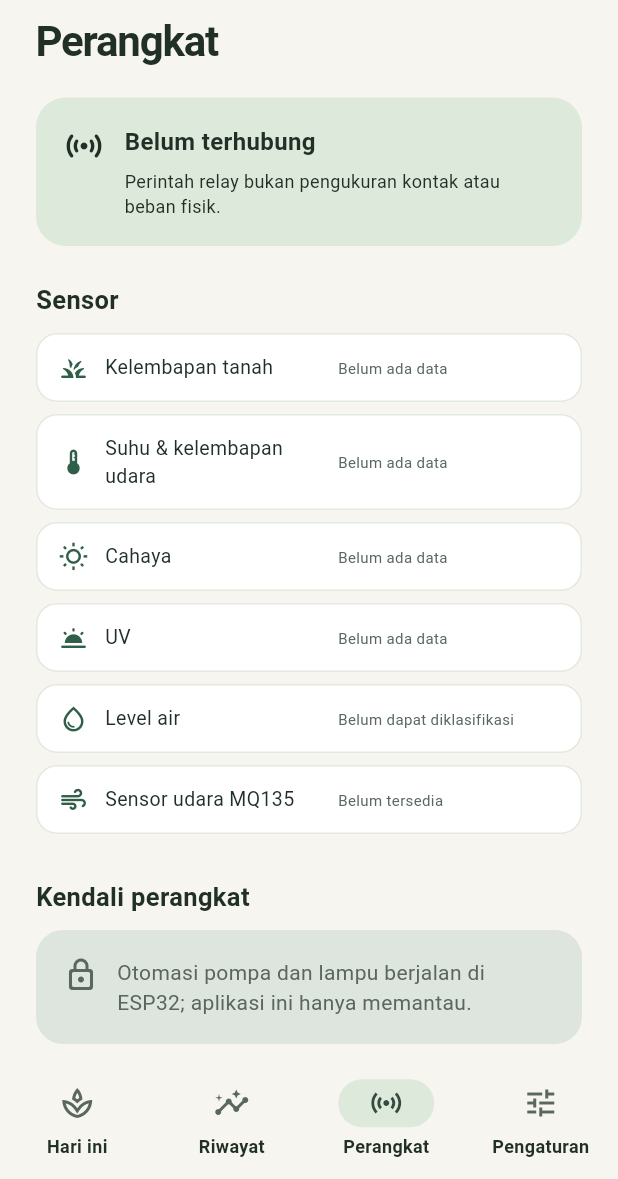
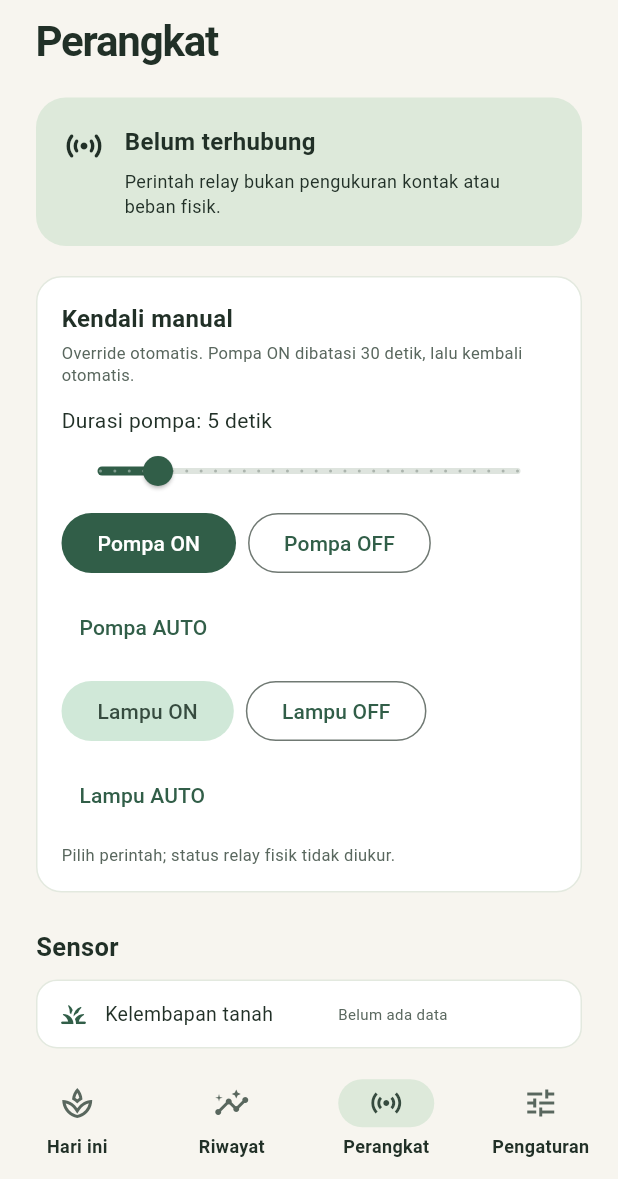
Before and after one commit to Xavier1508/Smart-Planter-IoT, a Flutter app: the Dashboard screen opened directly with empty values, item 3 of the bottom bar chosen, on a phone screen of 412 x 824 dp, the part 57-1236 px from its top. Run offline on Flutter 3.47's test engine with Material 3 defaults, Android fonts, the phone set to English and light mode, and no system bars; our stand-ins replace supabase_flutter; missing offline and left inert: flutter_scene; accounts and stored records are empty.

Commit message:
Add manual relay control over the local socket
Parse bounded CTRL commands on the ESP32, acknowledge them, and expose pump/light manual controls on the Devices page. Pump manual ON is capped at 30 seconds; OFF and lamp states remain until AUTO. Add a matching send path and ack parsing to the local client. Bump the app to 0.3.11+16.

```diff
--- a/mobile/lib/src/dashboard.dart
+++ b/mobile/lib/src/dashboard.dart
@@ -126,6 +126,15 @@ class _DashboardState extends State<Dashboard> {
   void _disconnectLocalWifi() {
     _localWifi.disconnect();
     setState(() => _useLocalWifi = false);
+  }
+
+  int _nextControlId = 1;
+
+  int _controlId() => _nextControlId++;
+
+  Future<bool> _sendControl(String line) {
+    if (!_useLocalWifi) return Future<bool>.value(false);
+    return _localWifi.sendControlCommand(line);
   }
 
   Future<void> _refresh() async {
@@ -297,6 +306,8 @@ class _DashboardState extends State<Dashboard> {
             state: state,
             localSelected: _useLocalWifi,
             localStatus: _localWifi.status,
+            onCommand: _useLocalWifi ? _sendControl : null,
+            controlId: _controlId,
           ),
           _ => _SettingsPage(
             cloudSettings: widget.cloudSettings,
--- a/mobile/lib/src/devices_page.dart
+++ b/mobile/lib/src/devices_page.dart
@@ -1,4 +1,6 @@
 import 'package:flutter/material.dart';
+
+import 'dart:async';
 
 import 'local_wifi.dart';
 import 'moss_app.dart';
@@ -11,10 +13,14 @@ class DevicesPage extends StatelessWidget {
     required this.state,
     this.localSelected = false,
     this.localStatus = LocalWifiStatus.disconnected,
+    this.onCommand,
+    this.controlId,
   });
   final PlantState state;
   final bool localSelected;
   final LocalWifiStatus localStatus;
+  final Future<bool> Function(String line)? onCommand;
+  final int Function()? controlId;
 
   @override
   Widget build(BuildContext context) {
@@ -97,6 +103,10 @@ class DevicesPage extends StatelessWidget {
             ],
           ),
         ),
+        if (onCommand != null && controlId != null) ...[
+          const SizedBox(height: 20),
+          _ManualControls(onCommand: onCommand!, controlId: controlId!),
+        ],
         const SizedBox(height: 24),
         const Text(
           'Sensor',
@@ -281,6 +291,140 @@ class DevicesPage extends StatelessWidget {
   };
 }
 
+class _ManualControls extends StatefulWidget {
+  const _ManualControls({required this.onCommand, required this.controlId});
+  final Future<bool> Function(String line) onCommand;
+  final int Function() controlId;
+
+  @override
+  State<_ManualControls> createState() => _ManualControlsState();
+}
+
+class _ManualControlsState extends State<_ManualControls> {
+  double _duration = 5;
+  bool _busy = false;
+  String _message = 'Pilih perintah; status relay fisik tidak diukur.';
+
+  Future<void> _send(String line) async {
+    if (_busy) return;
+    setState(() {
+      _busy = true;
+      _message = 'Mengirim…';
+    });
+    final ok = await widget.onCommand(line);
+    if (!mounted) return;
+    setState(() {
+      _busy = false;
+      _message = ok
+          ? 'Perintah terkirim. Pompa ON maksimal ${_duration.round()} detik.'
+          : 'Perintah gagal; sambungkan Wi-Fi Moss.';
+    });
+  }
+
+  String _id() => widget.controlId().toString();
+
+  @override
+  Widget build(BuildContext context) => Container(
+    padding: const EdgeInsets.all(16),
+    decoration: BoxDecoration(
+      color: context.mossColors.surfaceContainerLowest,
+      borderRadius: BorderRadius.circular(17),
+      border: Border.all(color: context.mossColors.outlineVariant),
+    ),
+    child: Column(
+      crossAxisAlignment: CrossAxisAlignment.start,
+      children: [
+        const Text(
+          'Kendali manual',
+          style: TextStyle(fontSize: 16, fontWeight: FontWeight.w700),
+        ),
+        const SizedBox(height: 4),
+        Text(
+          'Override otomatis. Pompa ON dibatasi 30 detik, lalu kembali otomatis.',
+          style: TextStyle(
+            fontSize: 11,
+            height: 1.4,
+            color: context.mossColors.onSurfaceVariant,
+          ),
+        ),
+        const SizedBox(height: 12),
+        Text('Durasi pompa: ${_duration.round()} detik'),
+        Slider(
+          value: _duration,
+          min: 1,
+          max: 30,
+          divisions: 29,
+          label: '${_duration.round()} s',
+          onChanged: _busy
+              ? null
+              : (value) => setState(() => _duration = value),
+        ),
+        Wrap(
+          spacing: 8,
+          runSpacing: 8,
+          children: [
+            FilledButton(
+              onPressed: _busy
+                  ? null
+                  : () => unawaited(
+                      _send(
+                        'CTRL pump=on dur=${_duration.round()} id=${_id()}',
+                      ),
+                    ),
+              child: const Text('Pompa ON'),
+            ),
+            OutlinedButton(
+              onPressed: _busy
+                  ? null
+                  : () => unawaited(_send('CTRL pump=off id=${_id()}')),
+              child: const Text('Pompa OFF'),
+            ),
+            TextButton(
+              onPressed: _busy
+                  ? null
+                  : () => unawaited(_send('CTRL pump=auto id=${_id()}')),
+              child: const Text('Pompa AUTO'),
+            ),
+          ],
+        ),
+        const SizedBox(height: 8),
+        Wrap(
+          spacing: 8,
+          runSpacing: 8,
+          children: [
+            FilledButton.tonal(
+              onPressed: _busy
+                  ? null
+                  : () => unawaited(_send('CTRL light=on id=${_id()}')),
+              child: const Text('Lampu ON'),
+            ),
+            OutlinedButton(
+              onPressed: _busy
+                  ? null
+                  : () => unawaited(_send('CTRL light=off id=${_id()}')),
+              child: const Text('Lampu OFF'),
+            ),
+            TextButton(
+              onPressed: _busy
+                  ? null
+                  : () => unawaited(_send('CTRL light=auto id=${_id()}')),
+              child: const Text('Lampu AUTO'),
+            ),
+          ],
+        ),
+        const SizedBox(height: 8),
+        Text(
+          _message,
+          style: TextStyle(
+            fontSize: 11,
+            color: context.mossColors.onSurfaceVariant,
+          ),
+        ),
+      ],
+    ),
+  );
+}
+
 class _SensorRow extends StatelessWidget {
   const _SensorRow({
     required this.icon,
--- a/mobile/pubspec.yaml
+++ b/mobile/pubspec.yaml
@@ -1,7 +1,7 @@
 name: smart_planter
 description: "Dashboard Android untuk Smart Planter dan karakter Moss."
 publish_to: 'none'
-version: 0.3.10+15
+version: 0.3.11+16
 
 environment:
   sdk: ^3.13.7
```
Also changed, not shown: mobile/lib/src/local_wifi.dart (+29 -0 lines), 3 other files.
